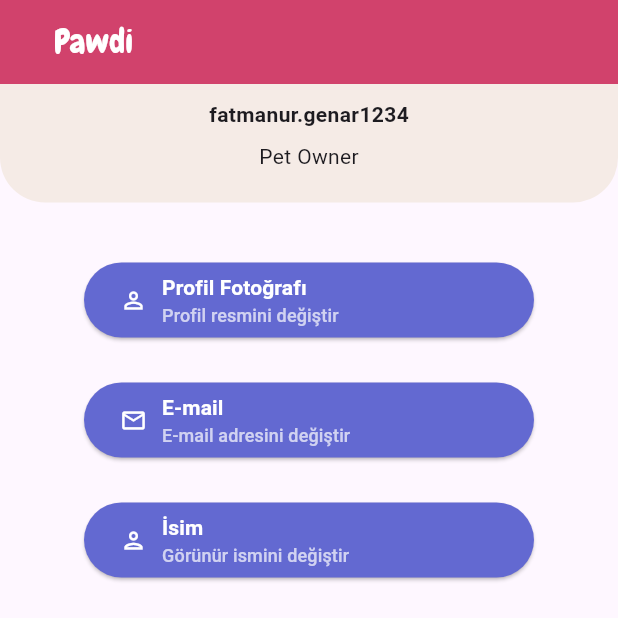
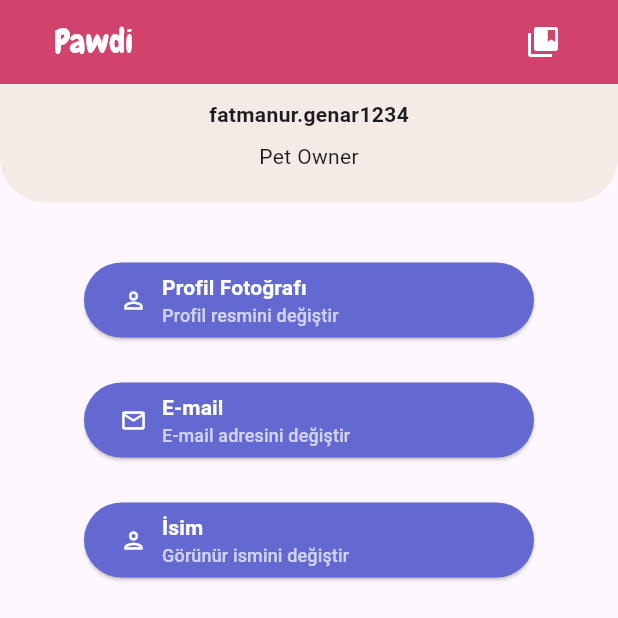
Before and after one commit to Dsoylular/bootcampGoogle, a Flutter app: the screen it shows after launch, item 4 of the bottom bar chosen, scrolled down 221 dp, on a phone screen of 412 x 824 dp, the top half of it. Run offline on Flutter 3.47's test engine with Material 3 defaults, Android fonts, the phone set to English and light mode, and no system bars; our stand-ins replace cloud_firestore, firebase_core; accounts and stored records are empty; network calls fail.

Commit message:
AppBar savedChats.dart added AskMe Page ui changes

```diff
--- a/lib/helperWidgets/myAppBar.dart
+++ b/lib/helperWidgets/myAppBar.dart
@@ -1,15 +1,16 @@
+import 'package:bootcamp_google/savedChats.dart';
 import 'package:flutter/cupertino.dart';
 import 'package:flutter/material.dart';
 
 import '../appColors.dart';
 
-PreferredSizeWidget appBar(){
+PreferredSizeWidget appBar(BuildContext context){
   return AppBar(
     backgroundColor: pink,
-    title: const Row(
+    title: Row(
       children: [
-        SizedBox(width: 20),
-        Expanded(
+        const SizedBox(width: 20),
+        const Expanded(
           child: Text(
             "Pawdi",
             style: TextStyle(
@@ -18,6 +19,23 @@ PreferredSizeWidget appBar(){
             ),
           ),
         ),
+        IconButton(
+          icon: Icon(
+            Icons.collections_bookmark,
+            color: Colors.white,
+          ),
+          onPressed: () {
+            print("saved chats");
+            Navigator.push(
+              context,
+              MaterialPageRoute(
+                builder: (context) => const SavedChats(),
+              ),
+            );
+            // TODO: Connect to saved chats
+          },
+        ),
+        const SizedBox(width: 10),
       ],
     ),
   );
--- a/lib/petPage.dart
+++ b/lib/petPage.dart
@@ -15,7 +15,7 @@ class _petPageState extends State<petPage> {
   @override
   Widget build(BuildContext context) {
     return Scaffold(
-      appBar: appBar(),
+      appBar: appBar(context),
       body: SingleChildScrollView(
         child: Column(
           children: [
```
Also changed, not shown: lib/MainPage.dart (+25 -6 lines), lib/savedChats.dart (added, +17 -0 lines).
